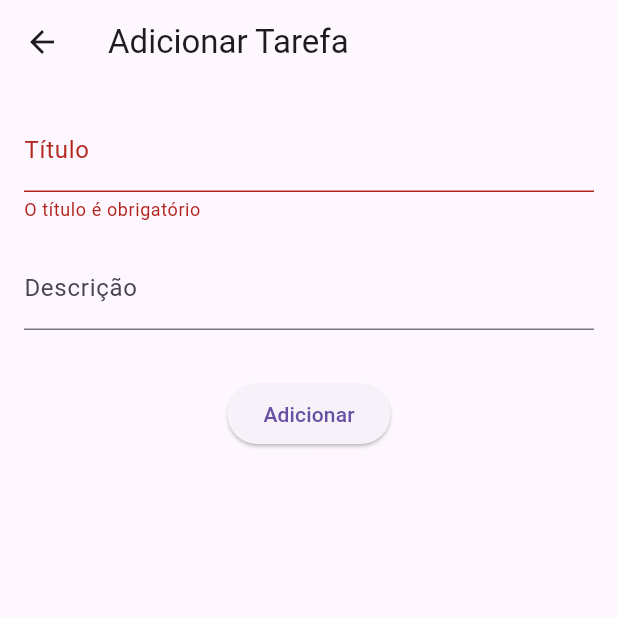
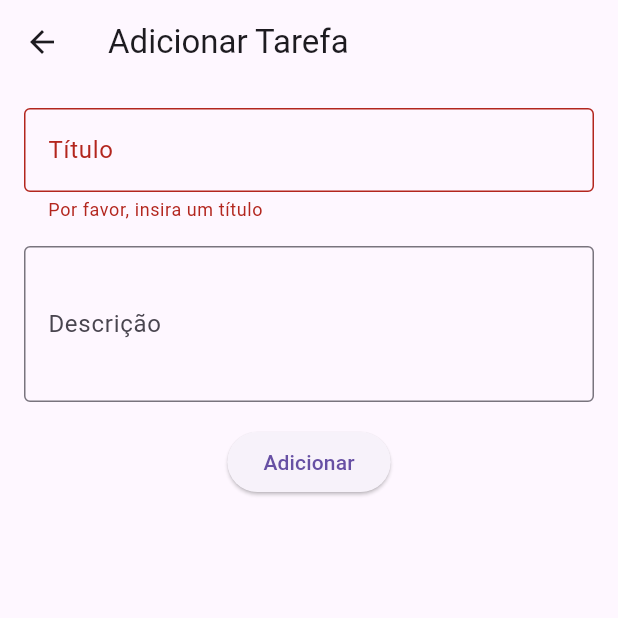
Before and after one commit to emilson-silva/gerenciamento_tarefas, a Flutter app: the AddTaskPage screen opened directly, after a tap on "Adicionar", on a phone screen of 412 x 824 dp, the top half of it. Run offline on Flutter 3.47's test engine with Material 3 defaults, Android fonts, the phone set to English and light mode, and no system bars; our stand-ins replace bloc, flutter_bloc, hive, hive_flutter; accounts and stored records are empty.

Commit message:
resolvendo alguns bugs de validação e melhorando layout

```diff
--- a/lib/features/task/presentation/pages/add_task_page.dart
+++ b/lib/features/task/presentation/pages/add_task_page.dart
@@ -1,23 +1,18 @@
 import 'package:flutter/material.dart';
+// ignore: depend_on_referenced_packages
 import 'package:flutter_bloc/flutter_bloc.dart';
+import 'package:gerenciamento_tarefas/features/task/domain/entities/task.dart';
+import 'package:gerenciamento_tarefas/features/task/presentation/cubit/task_cubit.dart';
 
-import '../../domain/entities/task.dart';
-import '../cubit/task_cubit.dart';
-
-class AddTaskPage extends StatefulWidget {
-  const AddTaskPage({Key? key}) : super(key: key);
-
-  @override
-  _AddTaskPageState createState() => _AddTaskPageState();
-}
-
-class _AddTaskPageState extends State<AddTaskPage> {
-  final _formKey = GlobalKey<FormState>();
-  final _titleController = TextEditingController();
-  final _descriptionController = TextEditingController();
+class AddTaskPage extends StatelessWidget {
+  const AddTaskPage({super.key});
 
   @override
   Widget build(BuildContext context) {
+    final formKey = GlobalKey<FormState>();
+    final titleController = TextEditingController();
+    final descriptionController = TextEditingController();
+
     return Scaffold(
       appBar: AppBar(
         title: const Text('Adicionar Tarefa'),
@@ -25,34 +20,42 @@ class _AddTaskPageState extends State<AddTaskPage> {
       body: Padding(
         padding: const EdgeInsets.all(16.0),
         child: Form(
-          key: _formKey,
+          key: formKey,
           child: Column(
             children: [
               TextFormField(
-                controller: _titleController,
-                decoration: const InputDecoration(labelText: 'Título'),
+                controller: titleController,
+                decoration: InputDecoration(
+                  labelText: 'Título',
+                  border: OutlineInputBorder(),
+                ),
                 validator: (value) {
                   if (value == null || value.isEmpty) {
-                    return 'O título é obrigatório';
+                    return 'Por favor, insira um título';
                   }
                   return null;
                 },
               ),
-              const SizedBox(height: 16),
+              const SizedBox(height: 16.0),
               TextFormField(
-                controller: _descriptionController,
-                decoration: const InputDecoration(labelText: 'Descrição'),
+                controller: descriptionController,
+                decoration: InputDecoration(
+                  labelText: 'Descrição',
+                  border: OutlineInputBorder(),
+                ),
+                maxLines: 3,
               ),
-              const SizedBox(height: 32),
+              const SizedBox(height: 16.0),
               ElevatedButton(
                 onPressed: () {
-                  if (_formKey.currentState!.validate()) {
+                  if (formKey.currentState?.validate() ?? false) {
                     final task = Task(
-                      title: _titleController.text,
-                      description: _descriptionController.text,
+                      title: titleController.text,
+                      description: descriptionController.text,
+                      isCompleted: false,
                     );
                     context.read<TaskCubit>().addTask(task);
-                    Navigator.pop(context);
+                    Navigator.of(context).pop();
                   }
                 },
                 child: const Text('Adicionar'),
@@ -63,11 +66,4 @@ class _AddTaskPageState extends State<AddTaskPage> {
       ),
     );
   }
-
-  @override
-  void dispose() {
-    _titleController.dispose();
-    _descriptionController.dispose();
-    super.dispose();
-  }
 }
--- a/lib/main.dart
+++ b/lib/main.dart
@@ -5,6 +5,7 @@ import 'package:gerenciamento_tarefas/features/task/data/repositories/task_repos
 import 'package:gerenciamento_tarefas/features/task/presentation/cubit/task_cubit.dart';
 import 'package:gerenciamento_tarefas/features/task/presentation/pages/task_list_page.dart';
 import 'package:hive_flutter/hive_flutter.dart';
+import 'package:provider/provider.dart';
 
 void main() async {
   WidgetsFlutterBinding.ensureInitialized();
@@ -17,24 +18,27 @@ void main() async {
   final repository = TaskRepositoryImpl(taskBox);
 
   runApp(
-    MyApp(repository: repository),
+    MultiProvider(
+      providers: [
+        BlocProvider<TaskCubit>(
+          create: (_) => TaskCubit(repository),
+        ),
+        // other providers
+      ],
+      child: MyApp(),
+    ),
   );
 }
 
 class MyApp extends StatelessWidget {
-  final TaskRepositoryImpl repository;
-
-  const MyApp({Key? key, required this.repository}) : super(key: key);
+  const MyApp({super.key});
 
   @override
   Widget build(BuildContext context) {
     return MaterialApp(
       title: 'Gerenciador de Tarefas',
       theme: ThemeData(primarySwatch: Colors.blue),
-      home: BlocProvider(
-        create: (_) => TaskCubit(repository),
-        child: const TaskListPage(),
-      ),
+      home:  TaskListPage(),
     );
   }
 }
```
Also changed, not shown: lib/features/task/presentation/pages/task_list_page.dart (+20 -3 lines), 1 other file.
